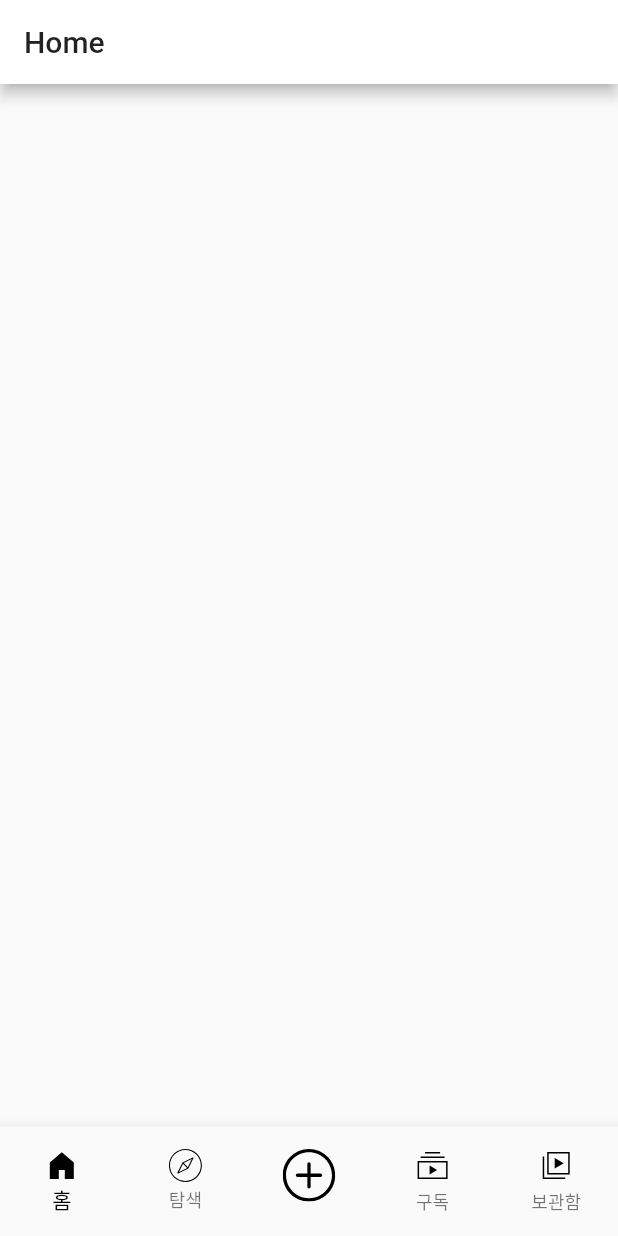
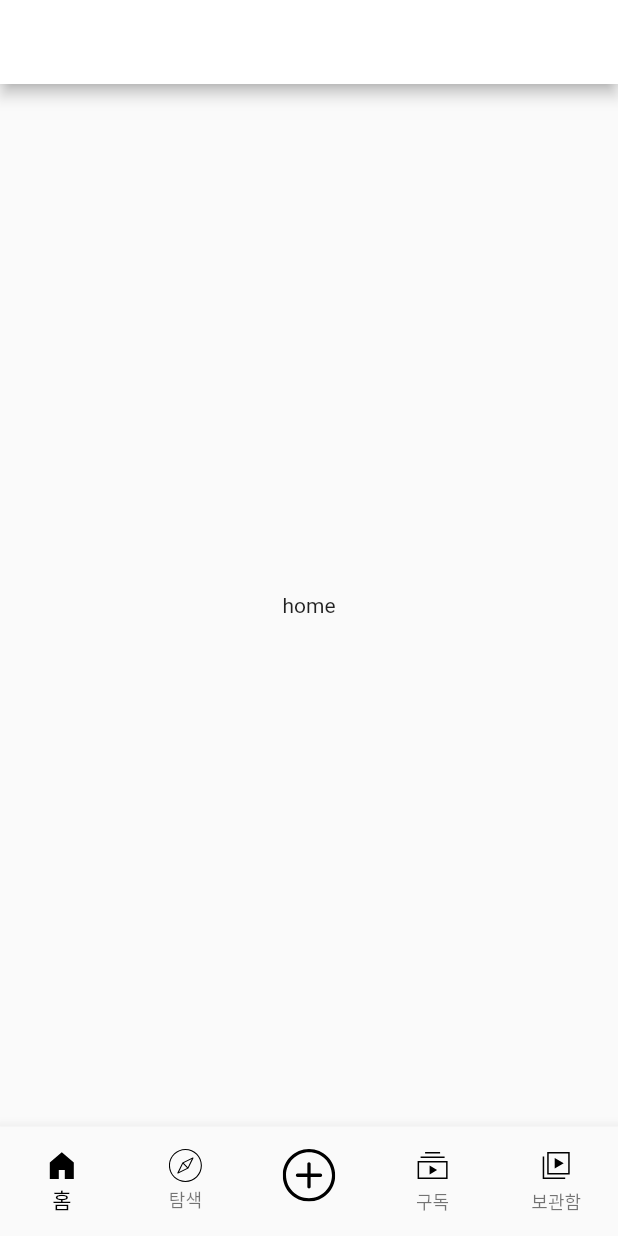
Before and after one commit to flutter-study-project/youtube-clone-app, a Flutter app: the screen it shows after launch, on a phone screen of 412 x 824 dp. Run offline on Flutter 3.47's test engine with Material 2 defaults, Android fonts, the phone set to English and light mode, and no system bars; our stand-ins replace flutter_svg, get.

Commit message:
[추가, 수정] 바텀시트 퍼블리싱

```diff
--- a/lib/main.dart
+++ b/lib/main.dart
@@ -1,7 +1,7 @@
 import 'package:flutter/cupertino.dart';
 import 'package:flutter/material.dart';
 import 'package:get/get.dart';
-import 'package:youtube_clone_app/binding/init_binding.dart';
+import 'package:youtube_clone_app/src/binding/init_binding.dart';
 import 'package:youtube_clone_app/src/app.dart';
 
 // import 'video_list.dart';
--- a/lib/src/app.dart
+++ b/lib/src/app.dart
@@ -1,7 +1,11 @@
 import 'package:flutter/material.dart';
 import 'package:flutter_svg/svg.dart';
 import 'package:get/get_state_manager/get_state_manager.dart';
-import 'package:youtube_clone_app/controller/app_controller.dart';
+import 'package:youtube_clone_app/src/controller/app_controller.dart';
+import 'package:youtube_clone_app/src/pages/explore.dart';
+import 'package:youtube_clone_app/src/pages/home.dart';
+import 'package:youtube_clone_app/src/pages/library.dart';
+import 'package:youtube_clone_app/src/pages/subscribe.dart';
 
 class App extends GetView<AppController> {
   const App({Key? key}) : super(key: key);
@@ -9,9 +13,22 @@ class App extends GetView<AppController> {
   @override
   Widget build(BuildContext context) {
     return Scaffold(
-        appBar: AppBar(
-          title: Text("Home"),
-        ),
+        body: Obx(() {
+          switch (RouteName.values[controller.currentIndex.value]) {
+            case RouteName.Home:
+              return Home();
+            case RouteName.Explore:
+              return Explore();
+            case RouteName.Add:
+              // BottomSheet 를 사용할 예정
+              break;
+            case RouteName.Subs:
+              return Subscribe();
+            case RouteName.Library:
+              return Library();
+          }
+          return Container();
+        }),
         bottomNavigationBar: Obx(() => BottomNavigationBar(
               type: BottomNavigationBarType.fixed,
               currentIndex: controller.currentIndex.value,
@@ -23,7 +40,9 @@ class App extends GetView<AppController> {
               selectedItemColor: Colors.black,
               items: [
                 BottomNavigationBarItem(
-                    icon: SvgPicture.asset("assets/svg/icons/home_off.svg"),
+                    icon: SvgPicture.asset(
+                      "assets/svg/icons/home_off.svg",
+                    ),
                     activeIcon: SvgPicture.asset("assets/svg/icons/home_on.svg"),
                     label: "홈"),
                 BottomNavigationBarItem(
--- a/lib/binding/init_binding.dart
+++ b/lib/src/binding/init_binding.dart
@@ -1,5 +1,5 @@
 import 'package:get/instance_manager.dart';
-import 'package:youtube_clone_app/controller/app_controller.dart';
+import 'package:youtube_clone_app/src/controller/app_controller.dart';
 
 class InitBinding implements Bindings {
   @override
--- /dev/null
+++ b/lib/src/controller/app_controller.dart
@@ -0,0 +1,22 @@
+import 'package:get/get.dart';
+import 'package:youtube_clone_app/src/components/youtube_bottom_sheet.dart';
+
+enum RouteName { Home, Explore, Add, Subs, Library }
+
+// 영속성을 유지해야하기 때문에 GetXService
+class AppController extends GetxService {
+  static AppController get to => Get.find();
+
+  RxInt currentIndex = 0.obs;
+
+  void changePageIndex(int index) {
+    if (RouteName.values[index] == RouteName.Add)
+      _showBottomSheet();
+    else
+      currentIndex(index);
+  }
+
+  void _showBottomSheet() {
+    Get.bottomSheet(YoutubeBottomSheet());
+  }
+}
--- /dev/null
+++ b/lib/src/pages/home.dart
@@ -0,0 +1,16 @@
+import 'package:flutter/material.dart';
+
+class Home extends StatelessWidget {
+  const Home({Key? key}) : super(key: key);
+
+  @override
+  Widget build(BuildContext context) {
+    return Scaffold(
+        appBar: AppBar(
+          title: Text(""),
+        ),
+        body: Center(
+          child: Text("home"),
+        ));
+  }
+}
```
Also changed, not shown: lib/controller/app_controller.dart (deleted, +0 -12 lines), lib/src/components/youtube_bottom_sheet.dart (added, +88 -0 lines), lib/src/pages/explore.dart (added, +17 -0 lines), lib/src/pages/library.dart (added, +17 -0 lines), lib/src/pages/subscribe.dart (added, +17 -0 lines).
